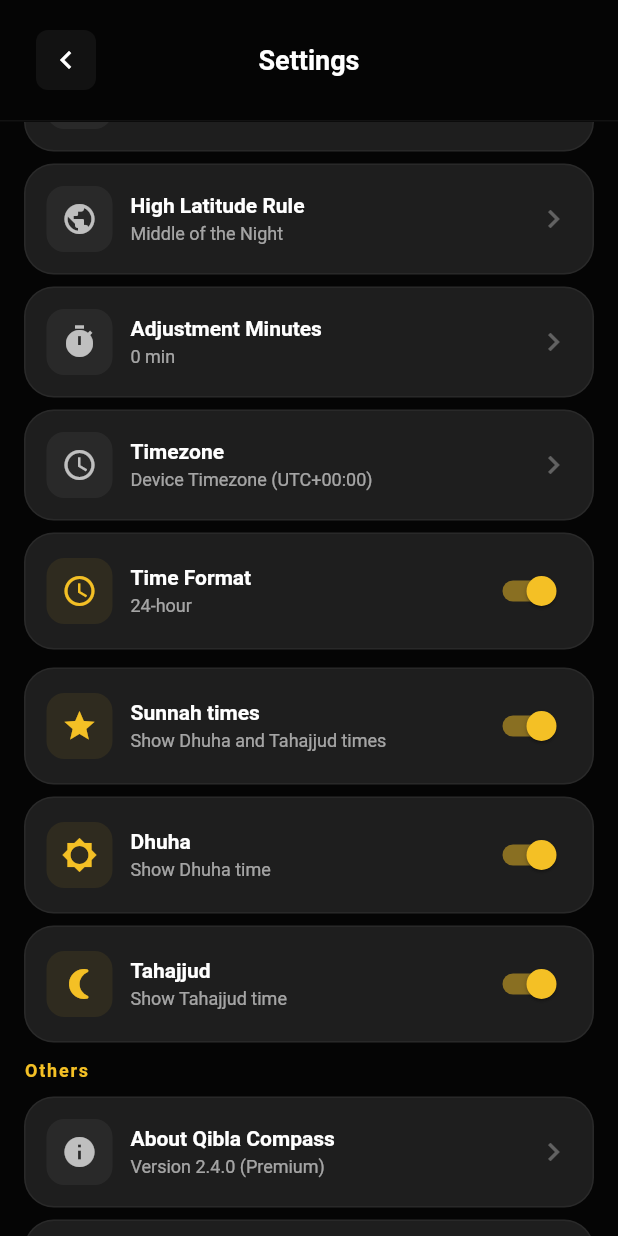
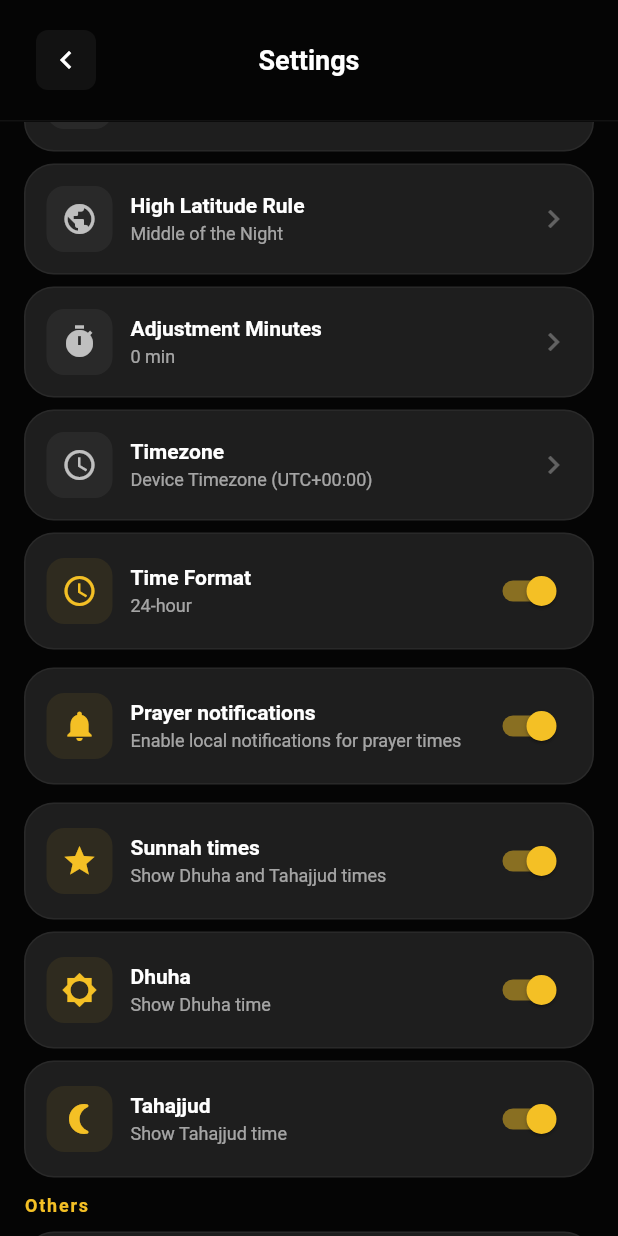
Before and after one commit to onyet/kiblat, a Flutter app: the SettingsScreen screen opened by its route, scrolled down 576 dp, on a phone screen of 412 x 824 dp. Run offline on Flutter 3.47's test engine with Material 3 defaults, Android fonts, the phone set to English and light mode, and no system bars; our stand-ins replace adhan, easy_localization, flutter_compass, flutter_local_notifications, geocoding, geolocator and 4 more; accounts and stored records are empty.

Commit message:
menambahkan local notifikasi untuk notifikasi jadwal sholat

```diff
--- a/assets/translations/ar.json
+++ b/assets/translations/ar.json
@@ -120,5 +120,9 @@
   "time_format": "تنسيق الوقت",
   "time_format_24": "24 ساعة",
   "time_format_12": "12 ساعة (AM/PM)",
+  "prayer_notifications": "إشعارات الصلاة",
+  "prayer_notifications_desc": "تفعيل إشعارات محلية لأوقات الصلاة",
+  "notification_prayer_title": "وقت الصلاة",
+  "notification_prayer_arrived": "حان وقت {prayer}",
   "device_timezone": "منطقة زمن الجهاز"
 }
--- a/assets/translations/de.json
+++ b/assets/translations/de.json
@@ -120,5 +120,9 @@
   "time_format": "Zeitformat",
   "time_format_24": "24-Stunden",
   "time_format_12": "12-Stunden (AM/PM)",
+  "prayer_notifications": "Gebets-Benachrichtigungen",
+  "prayer_notifications_desc": "Lokale Benachrichtigungen für Gebetszeiten aktivieren",
+  "notification_prayer_title": "Gebetszeit",
+  "notification_prayer_arrived": "Es ist Zeit für {prayer}",
   "device_timezone": "Geräte-Zeitzone"
 }
--- a/assets/translations/en.json
+++ b/assets/translations/en.json
@@ -120,5 +120,9 @@
   "time_format": "Time Format",
   "time_format_24": "24-hour",
   "time_format_12": "12-hour (AM/PM)",
+  "prayer_notifications": "Prayer notifications",
+  "prayer_notifications_desc": "Enable local notifications for prayer times",
+  "notification_prayer_title": "Prayer time",
+  "notification_prayer_arrived": "{prayer} time has arrived",
   "device_timezone": "Device Timezone"
 }
--- a/assets/translations/in.json
+++ b/assets/translations/in.json
@@ -119,5 +119,9 @@
   "time_format": "Format Waktu",
   "time_format_24": "24-jam",
   "time_format_12": "12-jam (AM/PM)",
+  "prayer_notifications": "Notifikasi Sholat",
+  "prayer_notifications_desc": "Aktifkan notifikasi lokal untuk waktu sholat",
+  "notification_prayer_title": "Waktu Sholat",
+  "notification_prayer_arrived": "Waktu {prayer} telah tiba",
   "device_timezone": "Zona Waktu Perangkat"
 }
--- a/assets/translations/ja.json
+++ b/assets/translations/ja.json
@@ -119,5 +119,9 @@
   "time_format": "時間形式",
   "time_format_24": "24時間",
   "time_format_12": "12時間 (AM/PM)",
+  "prayer_notifications": "礼拝通知",
+  "prayer_notifications_desc": "礼拝時間のローカル通知を有効にする",
+  "notification_prayer_title": "礼拝の時間",
+  "notification_prayer_arrived": "{prayer} の時間になりました",
   "device_timezone": "デバイスのタイムゾーン"
 }
--- a/assets/translations/pt.json
+++ b/assets/translations/pt.json
@@ -120,5 +120,9 @@
   "time_format": "Formato de hora",
   "time_format_24": "24 horas",
   "time_format_12": "12 horas (AM/PM)",
+  "prayer_notifications": "Notificações de oração",
+  "prayer_notifications_desc": "Ativar notificações locais para horários de oração",
+  "notification_prayer_title": "Hora da Oração",
+  "notification_prayer_arrived": "É hora do {prayer}",
   "device_timezone": "Fuso horário do dispositivo"
 }
--- a/assets/translations/ru.json
+++ b/assets/translations/ru.json
@@ -120,5 +120,9 @@
   "time_format": "Формат времени",
   "time_format_24": "24-часовой",
   "time_format_12": "12-часовой (AM/PM)",
+  "prayer_notifications": "Уведомления о молитвe",
+  "prayer_notifications_desc": "Включить локальные уведомления для времени молитвы",
+  "notification_prayer_title": "Время молитвы",
+  "notification_prayer_arrived": "Время {prayer}",
   "device_timezone": "Часовой пояс устройства"
 }
--- a/assets/translations/zh.json
+++ b/assets/translations/zh.json
@@ -119,5 +119,9 @@
   "time_format": "时间格式",
   "time_format_24": "24 小时",
   "time_format_12": "12 小时 (AM/PM)",
+  "prayer_notifications": "祈祷通知",
+  "prayer_notifications_desc": "启用祈祷时间的本地通知",
+  "notification_prayer_title": "祈祷时间",
+  "notification_prayer_arrived": "到了{prayer}时间",
   "device_timezone": "设备时区"
 }
--- a/lib/main.dart
+++ b/lib/main.dart
@@ -10,6 +10,7 @@ import 'package:shared_preferences/shared_preferences.dart';
 import 'package:flutter/foundation.dart';
 import 'package:flutter/services.dart';
 import 'package:kiblat/services/settings_service.dart';
+import 'package:kiblat/services/notification_service.dart';
 
 Future<void> main() async {
   WidgetsFlutterBinding.ensureInitialized();
@@ -56,6 +57,8 @@ class MainApp extends StatefulWidget {
 }
 
 class _MainAppState extends State<MainApp> with WidgetsBindingObserver {
+  final GlobalKey<NavigatorState> _navigatorKey = GlobalKey<NavigatorState>();
+
   @override
   void initState() {
     super.initState();
@@ -66,6 +69,11 @@ class _MainAppState extends State<MainApp> with WidgetsBindingObserver {
 
     // Load persisted settings into the global SettingsService so listeners can react
     SettingsService.instance.load();
+
+    // Initialize notifications after first frame to have a valid navigator key
+    WidgetsBinding.instance.addPostFrameCallback((_) {
+      NotificationService.instance.initialize(_navigatorKey);
+    });
   }
 
   @override
@@ -91,6 +99,7 @@ class _MainAppState extends State<MainApp> with WidgetsBindingObserver {
   @override
   Widget build(BuildContext context) {
     return MaterialApp(
+      navigatorKey: _navigatorKey,
       debugShowCheckedModeBanner: false,
       title: EasyLocalization.of(context) != null ? tr('app_title') : 'Kiblat',
       theme: ThemeData(
--- a/lib/models/prayer_settings_model.dart
+++ b/lib/models/prayer_settings_model.dart
@@ -30,6 +30,9 @@ class PrayerSettings {
   /// Whether to display prayer times in 24-hour format (e.g., 16:21). Default: true.
   final bool use24Hour;
 
+  /// Whether to show local prayer notifications
+  final bool enablePrayerNotifications;
+
   PrayerSettings({
     this.madhab = Madhab.shafi,
     this.calculationMethod = CalculationMethod.muslim_world_league,
@@ -40,6 +43,7 @@ class PrayerSettings {
     this.showTahajjud = true,
     this.timezoneId,
     this.use24Hour = true,
+    this.enablePrayerNotifications = true,
   });
 
   /// Create a copy of this settings with optional modifications
@@ -53,6 +57,7 @@ class PrayerSettings {
     bool? showTahajjud,
     String? timezoneId,
     bool? use24Hour,
+    bool? enablePrayerNotifications,
   }) {
     return PrayerSettings(
       madhab: madhab ?? this.madhab,
@@ -64,6 +69,7 @@ class PrayerSettings {
       showTahajjud: showTahajjud ?? this.showTahajjud,
       timezoneId: timezoneId ?? this.timezoneId,
       use24Hour: use24Hour ?? this.use24Hour,
+      enablePrayerNotifications: enablePrayerNotifications ?? this.enablePrayerNotifications,
     );
   }
 
@@ -83,6 +89,7 @@ class PrayerSettings {
       await prefs.remove('timezoneId');
     }
     await prefs.setBool('use24Hour', use24Hour);
+    await prefs.setBool('enablePrayerNotifications', enablePrayerNotifications);
   }
 
   /// Load settings from SharedPreferences
@@ -110,6 +117,7 @@ class PrayerSettings {
     final showTahajjud = prefs.getBool('showTahajjud') ?? true;
     final timezoneId = prefs.getString('timezoneId');
     final use24Hour = prefs.getBool('use24Hour') ?? true;
+    final enablePrayerNotifications = prefs.getBool('enablePrayerNotifications') ?? true;
 
     return PrayerSettings(
       madhab: madhab,
@@ -121,6 +129,7 @@ class PrayerSettings {
       showTahajjud: showTahajjud,
       timezoneId: timezoneId,
       use24Hour: use24Hour,
+      enablePrayerNotifications: enablePrayerNotifications,
     );
   }
 
--- a/lib/screens/settings_screen.dart
+++ b/lib/screens/settings_screen.dart
@@ -12,6 +12,7 @@ import 'package:kiblat/utils/timezone_util.dart';
 import 'package:timezone/data/latest.dart' as tzdata;
 
 import '../services/location_service.dart';
+import 'package:kiblat/services/notification_service.dart';
 
 class SettingsScreen extends StatefulWidget {
   const SettingsScreen({super.key});
@@ -456,6 +457,48 @@ class _SettingsScreenState extends State<SettingsScreen>
                         onChanged: (v) => _toggleTimeFormat(v),
                       ),
                       onTap: () => _toggleTimeFormat(!(_prayerSettings?.use24Hour ?? true)),
+                    ),
+                    const SizedBox(height: 12),
+
+                    // Prayer notifications
+                    _buildStatusTile(
+                      icon: Icons.notifications,
+                      title: tr('prayer_notifications') == 'prayer_notifications'
+                          ? 'Prayer notifications'
+                          : tr('prayer_notifications'),
+                      subtitle: tr('prayer_notifications_desc') == 'prayer_notifications_desc'
+                          ? 'Enable local notifications for prayer times'
+                          : tr('prayer_notifications_desc'),
+                      trailing: Switch(
+                        value: _prayerSettings?.enablePrayerNotifications ?? true,
+                        activeThumbColor: const Color(0xFFF4C025),
+                        onChanged: (v) async {
+                          setState(() {
+                            _prayerSettings = _prayerSettings?.copyWith(enablePrayerNotifications: v) ?? PrayerSettings(enablePrayerNotifications: v);
+                          });
+                          await _persistPrayerSettings();
+                          // Schedule/cancel notifications based on the new value
+                          if (!mounted) return;
+                          if (_prayerSettings?.enablePrayerNotifications ?? true) {
+                            await NotificationService.instance.schedulePrayerNotificationsForCurrentLocation(_prayerSettings!);
+                          } else {
+                            await NotificationService.instance.cancelAllPrayerNotifications();
+                          }
+                        },
+                      ),
+                      onTap: () async {
+                        final newVal = !(_prayerSettings?.enablePrayerNotifications ?? true);
+                        setState(() {
+                          _prayerSettings = _prayerSettings?.copyWith(enablePrayerNotifications: newVal) ?? PrayerSettings(enablePrayerNotifications: newVal);
+                        });
+                        await _persistPrayerSettings();
+                        if (!mounted) return;
+                        if (_prayerSettings?.enablePrayerNotifications ?? true) {
+                          await NotificationService.instance.schedulePrayerNotificationsForCurrentLocation(_prayerSettings!);
+                        } else {
+                          await NotificationService.instance.cancelAllPrayerNotifications();
+                        }
+                      },
                     ),
                     const SizedBox(height: 12),
 
@@ -1021,6 +1064,7 @@ class _SettingsScreenState extends State<SettingsScreen>
       timezoneId: _selectedTimezoneId == 'Device Timezone'
           ? null
           : _selectedTimezoneId,
+      enablePrayerNotifications: _prayerSettings?.enablePrayerNotifications ?? true,
     );
 
     try {
--- a/pubspec.yaml
+++ b/pubspec.yaml
@@ -22,7 +22,8 @@ dependencies:
   adhan: ^2.0.0
   intl: ^0.20.0
   hijri: ^3.0.0
-  timezone: ^0.11.0
+  timezone: ^0.10.1
+  flutter_local_notifications: ^19.5.0
 
 dev_dependencies:
   flutter_test:
```
Also changed, not shown: lib/services/notification_service.dart (added, +223 -0 lines), pubspec.lock, 6 other files.
